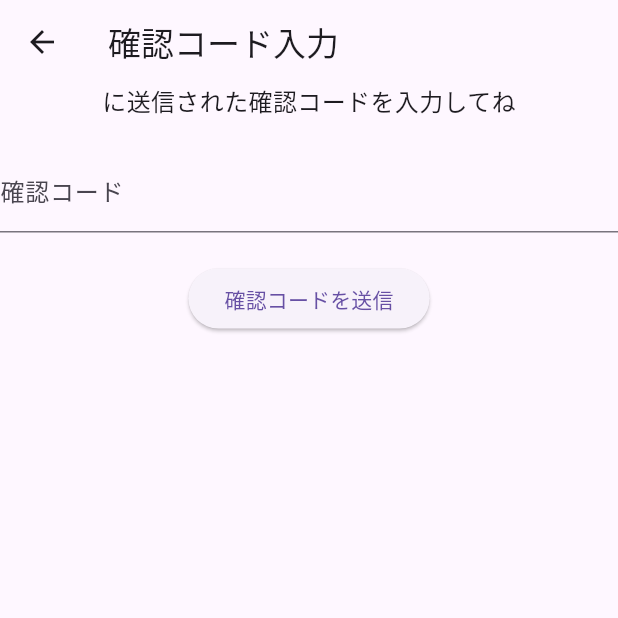
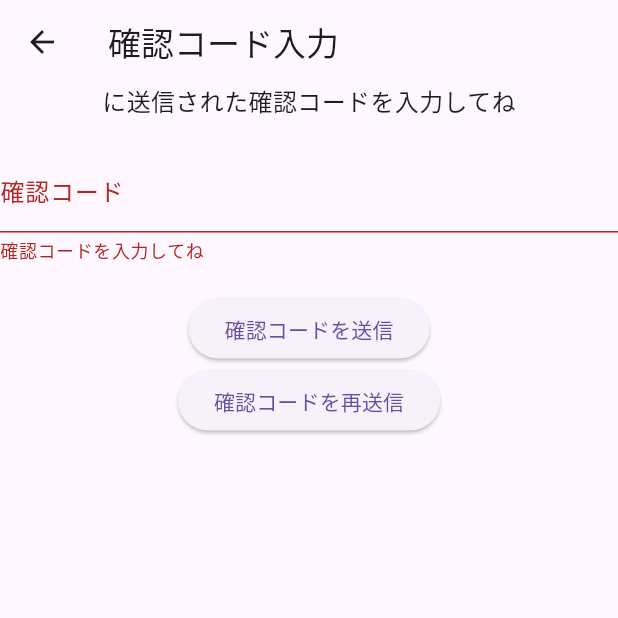
Before and after one commit to tatsurou9003/Veggie-Gourmet-AWS-CDK, a Flutter app: the ConfirmationPage screen opened directly with empty values, after a tap on "確認コードを送信", on a phone screen of 412 x 824 dp, the top half of it. Run offline on Flutter 3.47's test engine with Material 3 defaults, Android fonts, the phone set to English and light mode, and no system bars; our stand-ins replace flutter_dotenv; missing offline and left inert: amazon_cognito_identity_dart_2.

Commit message:
fix resendConfirmationCode

```diff
--- a/ui/lib/presentation/screens/confirmation_page.dart
+++ b/ui/lib/presentation/screens/confirmation_page.dart
@@ -1,6 +1,6 @@
 import 'package:flutter/material.dart';
 import 'package:ui/core/utils/cognito_service.dart';
-import 'login_page.dart';
+import 'home.dart';
 
 class ConfirmationPage extends StatefulWidget {
   const ConfirmationPage({super.key, required this.email});
@@ -22,23 +22,28 @@ class _ConfirmationPageState extends State<ConfirmationPage> {
   }
 
   void _submitConfirmationCode() async {
-    if (_formKey.currentState!.validate()) {
-      final confirmationCode = _confirmationCodeController.text;
-      final confirmationSuccessful =
-          await authService.confirmSignUp(widget.email, confirmationCode);
-
-      if (confirmationSuccessful) {
+    if (_formKey.currentState != null && _formKey.currentState!.validate()) {
+      // 確認コードの送信処理
+      final confirmationCode = _confirmationCodeController.text.trim();
+      try {
+        bool success =
+            await AuthService().confirmSignUp(widget.email, confirmationCode);
+        if (success) {
           ScaffoldMessenger.of(context).showSnackBar(
-          const SnackBar(content: Text('アカウントの確認が完了しました')),
+            const SnackBar(content: Text('アカウントが確認されました')),
           );
           Navigator.of(context).pushReplacement(
-          MaterialPageRoute(
-            builder: (context) => LoginPage(),
-          ),
+            MaterialPageRoute(builder: (context) => Home()),
           );
         } else {
           ScaffoldMessenger.of(context).showSnackBar(
-          const SnackBar(content: Text('確認コードが正しくありません。もう一度お試しください。')),
+            const SnackBar(content: Text('確認にできなかったのでもう一度試してね。')),
+          );
+        }
+      } catch (e) {
+        print('Confirmation error: $e');
+        ScaffoldMessenger.of(context).showSnackBar(
+          SnackBar(content: Text('エラーが発生しました: $e')),
         );
       }
     }
@@ -49,6 +54,7 @@ class _ConfirmationPageState extends State<ConfirmationPage> {
     return Scaffold(
       appBar: AppBar(title: const Text('確認コード入力')),
       body: Form(
+          key: _formKey,
           child: Column(
             children: [
               Text(
@@ -72,6 +78,23 @@ class _ConfirmationPageState extends State<ConfirmationPage> {
                 onPressed: _submitConfirmationCode,
                 child: const Text('確認コードを送信'),
               ),
+              ElevatedButton(
+                onPressed: () async {
+                  try {
+                    await authService.resendConfirmationCode(widget.email);
+                    ScaffoldMessenger.of(context).showSnackBar(
+                      SnackBar(
+                          content:
+                              Text('${widget.email}に新しい確認コードを送信したのでメールを確認してね')),
+                    );
+                  } catch (e) {
+                    ScaffoldMessenger.of(context).showSnackBar(
+                      SnackBar(content: Text('確認コードの再送信に失敗しちゃった: $e')),
+                    );
+                  }
+                },
+                child: const Text('確認コードを再送信'),
+              ),
             ],
           )),
     );
```
Also changed, not shown: ui/lib/core/utils/cognito_service.dart (+32 -6 lines), ui/lib/presentation/screens/login_page.dart (+45 -14 lines), 1 other file. Lines whose indentation alone changed are shown as unchanged.
